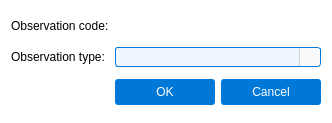
First picture: the form in pastrocore/gui_pyside/dialog_add_observation.ui, repository Torward1024/pAstroCORE, before the edit.
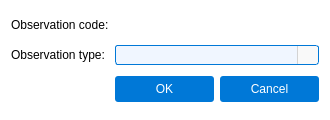
Second picture: the form after the edit. Icons and pictures are not drawn.

```diff
--- a/pastrocore/gui_pyside/dialog_add_observation.ui
+++ b/pastrocore/gui_pyside/dialog_add_observation.ui
@@ -6,10 +6,28 @@
    <rect>
     <x>0</x>
     <y>0</y>
-    <width>332</width>
-    <height>123</height>
+    <width>330</width>
+    <height>120</height>
    </rect>
   </property>
+  <property name="sizePolicy">
+   <sizepolicy hsizetype="Fixed" vsizetype="Fixed">
+    <horstretch>0</horstretch>
+    <verstretch>0</verstretch>
+   </sizepolicy>
+  </property>
+  <property name="minimumSize">
+   <size>
+    <width>330</width>
+    <height>120</height>
+   </size>
+  </property>
+  <property name="maximumSize">
+   <size>
+    <width>330</width>
+    <height>120</height>
+   </size>
+  </property>
   <property name="windowTitle">
    <string>Dialog</string>
   </property>
```
Left out of the diff: 6 changed lines with no effect on the pictures.
